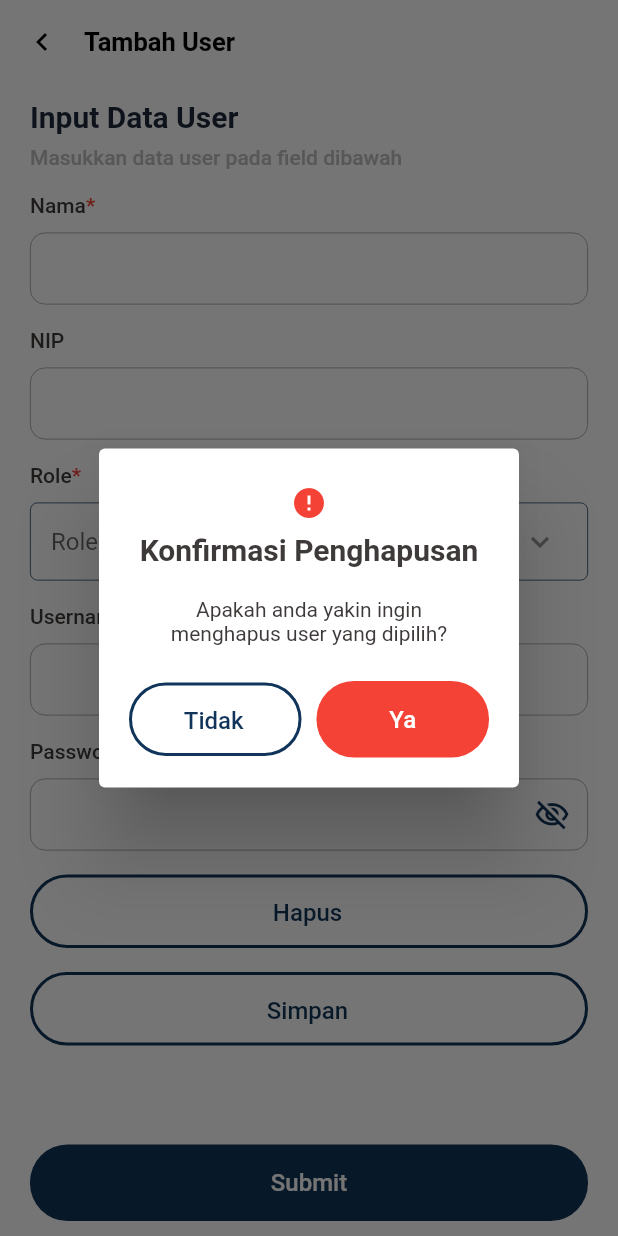
After one commit to nlovencry/freelance-mobile, a Flutter app: the UserAddView screen opened directly, after a tap on "Hapus", on a phone screen of 412 x 824 dp. The commit adds this screen. Run offline on Flutter 3.47's test engine with Material 2 defaults, Android fonts, the light colour scheme and no system bars; our stand-ins replace auto_size_text, cached_network_image, camera, device_info, dotted_line, dropdown_search and 24 more; missing offline and left inert: flutter_app_badger, flutter_downloader, google_maps_flutter_android, google_maps_flutter_platform_interface, lat_lng_to_timezone, map_launcher and 3 more; accounts and stored records are empty; Roboto replaces fonts that are missing (SF-Pro-Display); statements that could not run were skipped.

Commit message:
user add, user detail, modal

```diff
--- a/lib/main.dart
+++ b/lib/main.dart
@@ -1,3 +1,4 @@
+import 'package:hy_tutorial/src/admin/provider/user_manage_provider.dart';
 import 'package:hy_tutorial/src/auth/view/login2_view.dart';
 import 'package:hy_tutorial/src/data/provider/data_add_provider.dart';
 import 'package:hy_tutorial/src/tower/provider/tower_provider.dart';
@@ -223,6 +224,8 @@ class MyApp extends StatelessWidget {
           providers: [
             ChangeNotifierProvider<DataAddProvider>(
                 create: (context) => DataAddProvider()),
+            ChangeNotifierProvider<UserManageProvider>(
+                create: (context) => UserManageProvider()),
             ChangeNotifierProvider<TowerProvider>(
                 create: (context) => TowerProvider()),
             ChangeNotifierProvider<TurbineProvider>(
--- /dev/null
+++ b/lib/src/admin/model/user_detail_model.dart
@@ -0,0 +1,113 @@
+///
+/// Code generated by jsonToDartModel https://ashamp.github.io/jsonToDartModel/
+///
+class UserDetailModelData {
+/*
+{
+  "Id": "01J1WQEDH0SZYZWAC1Z9QDTXCK",
+  "Name": "UP Brantas",
+  "Username": "upbrantas",
+  "Email": "upbrantas@gmail.com",
+  "Division": "Engineer",
+  "Role": "admin",
+  "Status": "active",
+  "CreatedAt": "2024-07-03 23:39:34",
+  "UpdatedAt": ""
+}
+*/
+
+  String? Id;
+  String? Name;
+  String? Username;
+  String? Email;
+  String? Division;
+  String? Role;
+  String? Status;
+  String? CreatedAt;
+  String? UpdatedAt;
+
+  UserDetailModelData({
+    this.Id,
+    this.Name,
+    this.Username,
+    this.Email,
+    this.Division,
+    this.Role,
+    this.Status,
+    this.CreatedAt,
+    this.UpdatedAt,
+  });
+  UserDetailModelData.fromJson(Map<String, dynamic> json) {
+    Id = json['Id']?.toString();
+    Name = json['Name']?.toString();
+    Username = json['Username']?.toString();
+    Email = json['Email']?.toString();
+    Division = json['Division']?.toString();
+    Role = json['Role']?.toString();
+    Status = json['Status']?.toString();
+    CreatedAt = json['CreatedAt']?.toString();
+    UpdatedAt = json['UpdatedAt']?.toString();
+  }
+  Map<String, dynamic> toJson() {
+    final data = <String, dynamic>{};
+    data['Id'] = Id;
+    data['Name'] = Name;
+    data['Username'] = Username;
+    data['Email'] = Email;
+    data['Division'] = Division;
+    data['Role'] = Role;
+    data['Status'] = Status;
+    data['CreatedAt'] = CreatedAt;
+    data['UpdatedAt'] = UpdatedAt;
+    return data;
+  }
+}
+
+class UserDetailModel {
+/*
+{
+  "Success": true,
+  "StatusCode": 200,
+  "Message": "berhasil mendapatkan user",
+  "Data": {
+    "Id": "01J1WQEDH0SZYZWAC1Z9QDTXCK",
+    "Name": "UP Brantas",
+    "Username": "upbrantas",
+    "Email": "upbrantas@gmail.com",
+    "Division": "Engineer",
+    "Role": "admin",
+    "Status": "active",
+    "CreatedAt": "2024-07-03 23:39:34",
+    "UpdatedAt": ""
+  }
+}
+*/
+
+  bool? Success;
+  int? StatusCode;
+  String? Message;
+  UserDetailModelData? Data;
+
+  UserDetailModel({
+    this.Success,
+    this.StatusCode,
+    this.Message,
+    this.Data,
+  });
+  UserDetailModel.fromJson(Map<String, dynamic> json) {
+    Success = json['Success'];
+    StatusCode = json['StatusCode']?.toInt();
+    Message = json['Message']?.toString();
+    Data = (json['Data'] != null) ? UserDetailModelData.fromJson(json['Data']) : null;
+  }
+  Map<String, dynamic> toJson() {
+    final data = <String, dynamic>{};
+    data['Success'] = Success;
+    data['StatusCode'] = StatusCode;
+    data['Message'] = Message;
+    if (Data != null) {
+      data['Data'] = Data!.toJson();
+    }
+    return data;
+  }
+}
--- /dev/null
+++ b/lib/src/admin/provider/user_manage_provider.dart
@@ -0,0 +1,124 @@
+import 'dart:convert';
+import 'dart:developer';
+import 'package:flutter/material.dart';
+import 'package:flutter/services.dart';
+import 'package:powers/powers.dart';
+import 'package:shared_preferences/shared_preferences.dart';
+import '../../../main.dart';
+import '../../../utils/utils.dart';
+import '../../../common/base/base_controller.dart';
+import '../../../common/helper/constant.dart';
+import '../../../common/component/custom_dropdown.dart';
+import '../../../common/component/custom_textfield.dart';
+import '../model/user_detail_model.dart';
+
+class UserManageProvider extends BaseController with ChangeNotifier {
+  GlobalKey<FormState> userAddKey = GlobalKey<FormState>();
+
+  TextEditingController nameC = TextEditingController();
+  TextEditingController nipC = TextEditingController();
+  TextEditingController roleC = TextEditingController();
+  TextEditingController usernameC = TextEditingController();
+  TextEditingController passwordC = TextEditingController();
+
+  String? selectedRole;
+
+  bool _obscurePass = true;
+
+  bool get obscurePass => this._obscurePass;
+
+  toggleObscurePass() {
+    this._obscurePass = !obscurePass;
+    notifyListeners();
+  }
+
+  onChangedRole(String? v) {
+    String? selected = v;
+    if (selected != null) {
+      selectedRole = v;
+      roleC.text = selected;
+    }
+  }
+
+  UserDetailModel _userDetailModel = UserDetailModel();
+  UserDetailModel get userDetailModel => this._userDetailModel;
+  set userDetailModel (UserDetailModel value) => this._userDetailModel = value;
+
+  Future<UserDetailModel> fetchUserDetail({required String id}) async {
+    loading(true);
+    final response = await get(Constant.BASE_API_FULL + 'admin/users/$id');
+
+    if (response.statusCode == 201 || response.statusCode == 200) {
+      final model = UserDetailModel.fromJson(jsonDecode(response.body));
+      loading(false);
+      return model;
+    } else {
+      final message = jsonDecode(response.body)["Message"];
+      loading(false);
+      return message;
+    }
+  }
+
+  List<Widget> userForm() {
+    return [
+      Text("Input Data User", style: Constant.blackBold20),
+      Constant.xSizedBox8,
+      Text("Masukkan data user pada field dibawah", style: Constant.grayMedium),
+      Constant.xSizedBox16,
+      CustomTextField.borderTextField(
+        controller: nameC,
+        textInputType: TextInputType.name,
+        inputFormatters: [
+          FilteringTextInputFormatter.allow(RegExp(r'[a-zA-Z]')),
+        ],
+        labelText: "Nama",
+      ),
+      Constant.xSizedBox16,
+      CustomTextField.borderTextField(
+        controller: nipC,
+        required: false,
+        textInputType: TextInputType.number,
+        inputFormatters: [
+          FilteringTextInputFormatter.allow(RegExp(r'[0-9]')),
+          FilteringTextInputFormatter.digitsOnly,
+        ],
+        labelText: "NIP",
+      ),
+      Constant.xSizedBox16,
+      CustomDropdown.normalDropdown(
+        controller: roleC,
+        iconPadding: const EdgeInsets.fromLTRB(0, 0, 8, 0),
+        contentPadding: EdgeInsets.all(2),
+        borderColor: Constant.primaryColor,
+        labelText: "Role",
+        //selectedItem: selectedRole,
+        hintText: "Role",
+        list: [
+          DropdownMenuItem(child: Text("Admin"), value: "admin"),
+          DropdownMenuItem(child: Text("User"), value: "user")
+        ],
+        onChanged: onChangedRole,
+      ),
+      Constant.xSizedBox16,
+      CustomTextField.borderTextField(
+        controller: usernameC,
+        labelText: "Username",
+      ),
+      Constant.xSizedBox16,
+      CustomTextField.borderTextField(
+        controller: passwordC,
+        labelText: "Password",
+        obscureText: obscurePass,
+        suffixIcon: InkWell(
+          onTap: () => toggleObscurePass(),
+          child: Icon(
+            obscurePass ? Icons.visibility_off_outlined : Icons.visibility,
+            color: Constant.primaryColor,
+          ),
+        ),
+      ),
+      Constant.xSizedBox16,
+    ];
+  }
+
+}
--- /dev/null
+++ b/lib/src/admin/view/user_add_view.dart
@@ -0,0 +1,106 @@
+import 'package:flutter/material.dart';
+import 'package:hy_tutorial/utils/utils.dart';
+import 'package:provider/provider.dart';
+import '../../../common/helper/constant.dart';
+import '../provider/user_manage_provider.dart';
+import '../../../common/component/custom_appbar.dart';
+import '../../../common/component/custom_button.dart';
+import 'user_detail_view.dart';
+
+class UserAddView extends StatefulWidget {
+  const UserAddView({super.key});
+
+  @override
+  State<UserAddView> createState() => _UserAddViewState();
+}
+
+class _UserAddViewState extends State<UserAddView> {
+  @override
+  void initState() {
+    //final p = context.read<UserAddProvider>();
+    super.initState();
+  }
+
+  @override
+  Widget build(BuildContext context) {
+    final p = context.watch<UserManageProvider>();
+
+    Widget modalHapus() {
+      return CustomButton.secondaryButton('Hapus', () async {
+        Utils.showYesNoDialogWithWarning(
+            context: context,
+            title: "Konfirmasi Penghapusan",
+            desc: "Apakah anda yakin ingin\nmenghapus user yang dipilih?",
+            yesCallback: () async {
+              Navigator.pop(context);
+            },
+            noCallback: () async {
+              Navigator.pop(context);
+            });
+      });
+    }
+
+    Widget modalSimpan() {
+      return CustomButton.secondaryButton(
+        'Simpan',
+        () async {
+          Utils.showYesNoDialog(
+            context: context,
+            title: "Simpan Perubahan",
+            desc: "Apakah anda yakin\ningin menyimpan perubahan?",
+            yesCallback: () async {
+              Navigator.pop(context);
+            },
+            noCallback: () async {
+              Navigator.pop(context);
+            },
+          );
+        },
+      );
+    }
+
+    return Scaffold(
+      backgroundColor: Colors.white,
+      appBar: CustomAppBar.appBar(context, "Tambah User"),
+      body: Padding(
+          padding: const EdgeInsets.fromLTRB(20, 10, 20, 0),
+          child: Column(children: [
+            Expanded(
+              child: ListView(
+                children: [
+                  ...p.userForm(),
+                  modalHapus(),
+                  Constant.xSizedBox16,
+                  modalSimpan(),
+                ],
+              ),
+            ),
+            Padding(
+              padding: EdgeInsets.symmetric(horizontal: 0, vertical: 10),
+              child: CustomButton.mainButton(
+                'Submit',
+                () {
+                  final dataP = context.read<UserManageProvider>();
+                  FocusManager.instance.primaryFocus?.unfocus();
+                  String? msg;
+                  //if (dataP.nameC.text.isEmpty) msg = 'Harap Isi Nama Lengkap';
+                  //if (dataP.nipC.text.isEmpty) msg = 'Harap Isi NIP';
+                  //if (dataP.roleC.text.isEmpty) msg = 'Harap Pilih Role';
+                  //if (dataP.usernameC.text.isEmpty) msg = 'Harap Isi Username';
+                  //if (dataP.passwordC.text.isEmpty) msg = 'Harap Isi Password';
+                  if (msg != null) {
+                    Utils.showFailed(msg: msg);
+                    return;
+                  } else {
+                    Navigator.push(
+                        context,
+                        MaterialPageRoute(
+                            builder: ((context) => UserDetailView(id: "01J1WQEDH0SZYZWAC1Z9QDTXCK"))));
+                  }
+                },
+              ),
+            ),
+          ])),
+    );
+  }
+}
--- a/lib/utils/utils.dart
+++ b/lib/utils/utils.dart
@@ -625,6 +625,7 @@ class Utils {
       content: Text(
         desc,
         style: Constant.primaryTextStyle.copyWith(fontSize: 14),
+        textAlign: TextAlign.center,
       ),
       actions: actions ??
           [
@@ -632,6 +633,61 @@ class Utils {
               Expanded(child: CustomButton.secondaryButton(noText, noCallback)),
               SizedBox(width: 10),
               Expanded(child: CustomButton.mainButton(yesText, yesCallback)),
+            ]),
+          ],
+    );
+
+    // show the dialog
+    return showDialog(
+      context: context,
+      builder: (BuildContext context) {
+        return alert;
+      },
+    );
+  }
+
+  static Future showYesNoDialogWithWarning({
+    required BuildContext context,
+    required String title,
+    required String desc,
+    List<Widget>? actions,
+    required VoidCallback yesCallback,
+    required VoidCallback noCallback,
+    String yesText = "Ya",
+    String noText = "Tidak",
+  }) {
+    // set up the AlertDialog
+    AlertDialog alert = AlertDialog(
+      actionsPadding: EdgeInsets.fromLTRB(20, 4, 20, 20),
+      contentPadding: EdgeInsets.all(20),
+      title: Column(
+        children: [
+          Icon(
+            Icons.error_outlined,
+            color: Colors.red,
+            size: 24,
+          ),
+          Constant.xSizedBox8,
+          Center(
+            child: Text(
+              title,
+              textAlign: TextAlign.center,
+              style: Constant.primaryTextStyle.copyWith(fontWeight: Constant.bold),
+            ),
+          ),
+        ],
+      ),
+      content: Text(
+        desc,
+        style: Constant.primaryTextStyle.copyWith(fontSize: 14),
+        textAlign: TextAlign.center,
+      ),
+      actions: actions ??
+          [
+            Row(mainAxisAlignment: MainAxisAlignment.spaceBetween, children: [
+              Expanded(child: CustomButton.secondaryButton(noText, noCallback)),
+              SizedBox(width: 10),
+              Expanded(child: CustomButton.mainButton(yesText, yesCallback, color: Colors.red)),
             ]),
           ],
     );
```
Also changed, not shown: lib/src/admin/view/user_detail_view.dart (added, +191 -0 lines), lib/src/profil/view/profile_view.dart (+9 -0 lines).
